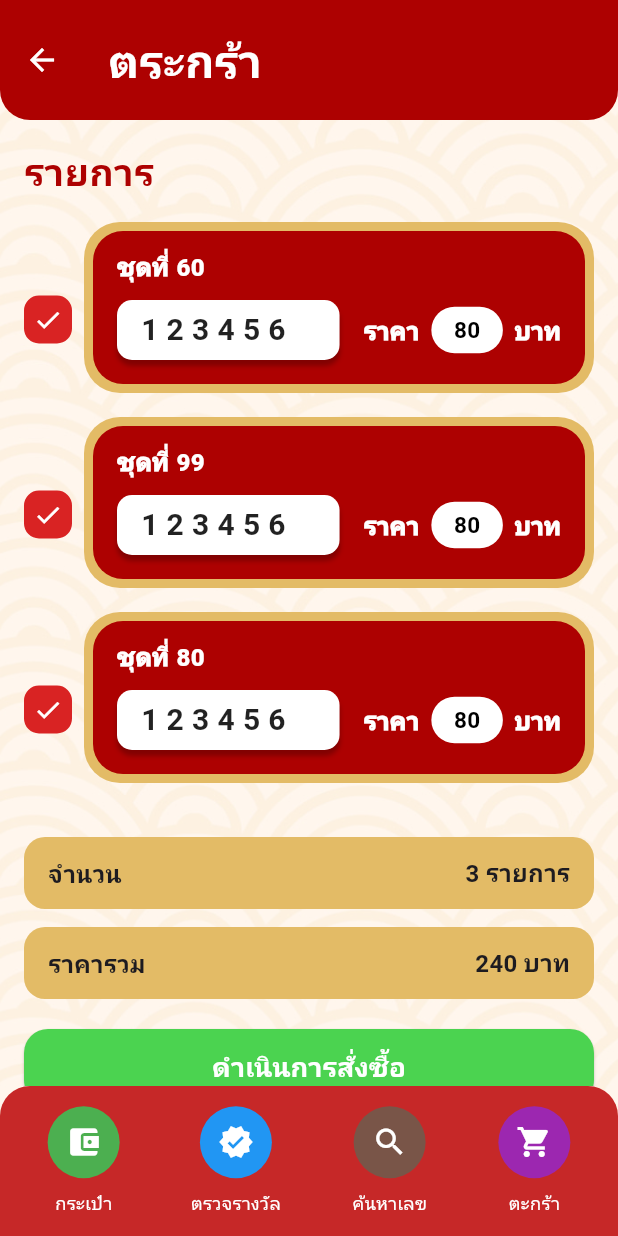
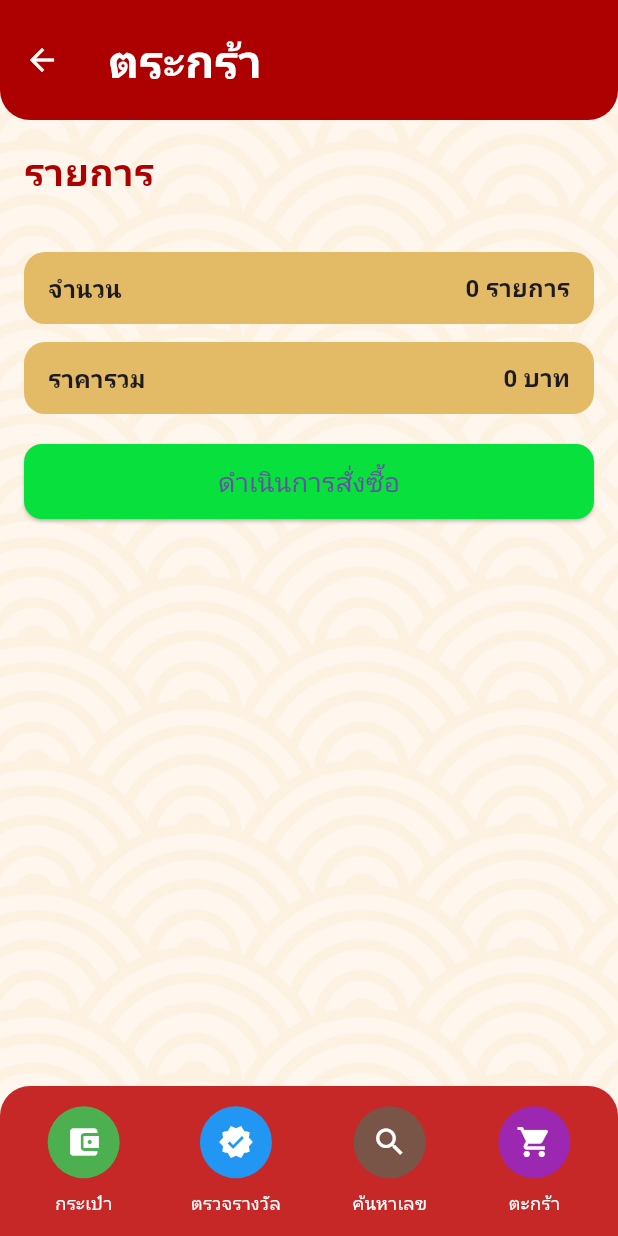
Before and after one commit to Chonrattiz/MobileLottoly, a Flutter app: the CartPage screen opened directly with empty values, on a phone screen of 412 x 824 dp. Run offline on Flutter 3.47's test engine with Material 3 defaults, Android fonts, the phone set to English and light mode, and no system bars; our stand-ins replace google_fonts; Roboto replaces fonts that are missing (Itim).

Commit message:
Update cart_page.dart

```diff
--- a/lib/pages/cart_page.dart
+++ b/lib/pages/cart_page.dart
@@ -1,4 +1,3 @@
-//ตระกร้า
 import 'package:flutter/material.dart';
 import 'package:google_fonts/google_fonts.dart';
 import 'package:app_oracel999/pages/home.dart';
@@ -6,199 +5,131 @@ import 'package:app_oracel999/pages/navmenu.dart';
 import 'package:provider/provider.dart';
 import 'package:app_oracel999/pages/cart_provider.dart';
 
-class CartItem {
-  // 📦 Model สำหรับรายการแต่ละชุด
-  CartItem({
-    required this.id,
-    required this.price,
-    this.selected = true,
-    this.number = '',
-  });
-
-  final String id; // 🆔 เลขชุด
-  final int price; // 💰 ราคา
-  bool selected; // ✅ ติ๊กเลือก
-  String number; // 🔢 ตัวเลขที่กรอก
-}
-
 class CartPage extends StatefulWidget {
-  final String userId;
-  final String username; // เพิ่ม username เพื่อส่งกลับไปหน้า Home
-
-  const CartPage({
-    super.key,
-    required this.userId,
-    required this.username, // กำหนดให้ต้องส่ง username มาด้วย
-  });
+  const CartPage({super.key, required String username, required String userId});
 
   @override
   State<CartPage> createState() => _CartPageState();
 }
 
 class _CartPageState extends State<CartPage> {
-  final List<CartItem> _items = [
-    // 📋 รายการ mock
-    CartItem(id: '60', price: 80),
-    CartItem(id: '99', price: 80),
-    CartItem(id: '80', price: 80),
-  ];
-
-  int get selectedCount =>
-      _items.where((e) => e.selected).length; // 🔢 จำนวนที่เลือก
-  int get total => _items
-      .where((e) => e.selected)
-      .fold(0, (sum, e) => sum + e.price); // 💵 รวมราคา
-
   @override
   Widget build(BuildContext context) {
-    final red = const Color(0xFFAD0101); // 🎨 สีแดง
-    final gold = const Color(0xFFE3BB66); // 🎨 สีทอง
+    final cartProvider = Provider.of<CartProvider>(context);
+    final red = const Color(0xFFAD0101);
+    final green = const Color.fromARGB(255, 8, 224, 62);
 
     return Container(
-      // // 🖼 ใส่พื้นหลังทั้งหน้า
       decoration: const BoxDecoration(
         image: DecorationImage(
-          image: AssetImage('assets/image/bg4.png'), // ✅ รูปพื้นหลัง
-          fit: BoxFit.cover, // ให้เต็มจอ
+          image: AssetImage('assets/image/bg4.png'),
+          fit: BoxFit.cover,
         ),
       ),
       child: Scaffold(
-        backgroundColor: Colors.transparent, // 🔹 ทำ Scaffold โปร่งใส
+        backgroundColor: Colors.transparent,
         appBar: AppBar(
-          // 🔺 ส่วนหัวสีแดงด้านบน
           backgroundColor: red,
           shape: const RoundedRectangleBorder(
             borderRadius: BorderRadius.vertical(bottom: Radius.circular(20)),
           ),
-          toolbarHeight: 80, // 📏 ความสูงแถบหัว
-          title: Text(
-            'ตระกร้า',
+          toolbarHeight: 80,
+          title: Text('ตระกร้า',
               style: GoogleFonts.itim(
                   textStyle: const TextStyle(
                       fontWeight: FontWeight.bold,
                       fontSize: 30,
-                color: Colors.white,
-              ),
-            ),
-          ),
-          //ย้อนกลับ
+                      color: Colors.white))),
           leading: IconButton(
             icon: const Icon(Icons.arrow_back, color: Colors.white),
             onPressed: () {
-              // *** แก้ไข: ส่งข้อมูลที่จำเป็นกลับไปหน้า Home ***
+              // แก้ไข: ควรส่งค่า username และ userId กลับไปด้วย
               Navigator.pushReplacement(
                 context,
                 MaterialPageRoute(
-                  builder: (context) => HomeScreen(
-                    username: widget.username,
-                    userId: widget.userId,
-                  ),
-                ),
+                    builder: (context) =>
+                        const HomeScreen(username: '', userId: '')),
               );
             },
           ),
         ),
         body: ListView(
-          // 🔻 เนื้อหาที่เลื่อน scroll ได้
           padding: const EdgeInsets.fromLTRB(16, 16, 16, 32),
           children: [
-            Text(
-              'รายการ',
+            Text('รายการ',
                 style: GoogleFonts.itim(
                     textStyle: const TextStyle(
                         fontWeight: FontWeight.bold,
-                  fontSize: 25, // ใช้ขนาด 18 ตามที่คุณให้
-                  color: Color(0xFFAD0101), // สีแดงตามโค้ด AD0101
-                ),
-              ),
-            ), // 🧾 หัวข้อ "รายการ"
+                        fontSize: 25,
+                        color: Color(0xFFAD0101)))),
             const SizedBox(height: 16),
-            ..._items.map(
-              (item) => _CartItemTile(
-                // 🧾 แต่ละชุดในตะกร้า
+            // สร้างรายการจาก provider
+            ...cartProvider.items.map((item) => _CartItemTile(
                   item: item,
                   onChangedSelected: (v) =>
-                    setState(() => item.selected = v ?? false),
-                onChangedNumber: (text) => setState(() => item.number = text),
+                      cartProvider.toggleItem(item.id, v ?? false),
+                  onChangedNumber: (text) =>
+                      cartProvider.updateNumber(item.id, text),
+                )),
+            const SizedBox(height: 20),
+            _summaryRow('จำนวน', '${cartProvider.selectedCount} รายการ'),
+            const SizedBox(height: 12),
+            _summaryRow('ราคารวม', '${cartProvider.total} บาท'),
+            const SizedBox(height: 20),
+            ElevatedButton(
+              style: ElevatedButton.styleFrom(
+                backgroundColor: green,
+                minimumSize: const Size.fromHeight(50),
+                shape: RoundedRectangleBorder(
+                    borderRadius: BorderRadius.circular(12)),
               ),
+              onPressed: () {},
+              child:
+                  const Text('ดำเนินการสั่งซื้อ', style: TextStyle(fontSize: 18)),
             ),
-            const SizedBox(height: 20),
-            _summaryRow(
-              'จำนวน',
-              '$selectedCount รายการ',
-            ), // 📊 แสดงจำนวนที่เลือก
-            const SizedBox(height: 12),
-            _summaryRow('ราคารวม', '$total บาท'), // 💰 ราคารวมทั้งหมด
-            const SizedBox(height: 20),
-
-            ElevatedButton(
-              // ✅ ปุ่มเขียว “ดำเนินการสั่งซื้อ”
-              style: ElevatedButton.styleFrom(
-                backgroundColor: const Color.fromARGB(255, 75, 211, 80),
-                shape: RoundedRectangleBorder(
-                  borderRadius: BorderRadius.circular(16),
-                ),
-                minimumSize: const Size.fromHeight(50),
-              ),
-              onPressed: selectedCount == 0 ? null : () {},
-              child: const Text(
-                'ดำเนินการสั่งซื้อ',
-                style: TextStyle(
-                  color: Colors.white,
-                  fontSize: 18,
-                  fontWeight: FontWeight.bold,
-                ),
-              ),
-            ),
-            const SizedBox(height: 40), // ➕ เว้นท้ายหน้าจอ
           ],
         ),
-        bottomNavigationBar: MyBottomNavigationBar(
-          username: widget.username,
-          userId: widget.userId,
-        ), //เรียกบาร์ด้านล่างมา
+        // แก้ไข: ควรส่งค่า username และ userId ไปด้วย
+        bottomNavigationBar: const MyBottomNavigationBar(
+          username: '',
+          userId: '',
+        ),
       ),
     );
   }
 
   Widget _summaryRow(String label, String value) => Container(
-    // 📊 กล่องสรุปจำนวนและราคารวม
         height: 48,
         padding: const EdgeInsets.symmetric(horizontal: 16),
         decoration: BoxDecoration(
-      color: const Color.fromARGB(255, 227, 187, 102), // 🎨 สีพื้นกล่อง
+          color: const Color.fromARGB(255, 227, 187, 102),
           borderRadius: BorderRadius.circular(14),
         ),
         child: Row(
           mainAxisAlignment: MainAxisAlignment.spaceBetween,
           children: [
-        Text(
-          label,
-          style: const TextStyle(fontWeight: FontWeight.bold, fontSize: 16),
-        ),
-        Text(
-          value,
-          style: const TextStyle(fontWeight: FontWeight.bold, fontSize: 16),
-        ),
+            Text(label,
+                style:
+                    const TextStyle(fontWeight: FontWeight.bold, fontSize: 16)),
+            Text(value,
+                style:
+                    const TextStyle(fontWeight: FontWeight.bold, fontSize: 16)),
           ],
         ),
       );
 }
 
 class _CartItemTile extends StatelessWidget {
-  // 🧾 การ์ดรายการแบบ checkbox อยู่นอกการ์ด
   const _CartItemTile({
     required this.item,
     required this.onChangedSelected,
     required this.onChangedNumber,
   });
 
-  final CartItem item; // ข้อมูลชุด
-  final ValueChanged<bool?> onChangedSelected; // toggle เลือก/ไม่เลือก
-  final ValueChanged<String>
-  onChangedNumber; // เปลี่ยนเลข (ยังคงรับ callback ไว้ เผื่อใช้ในอนาคต)
+  final CartItem item;
+  final ValueChanged<bool?> onChangedSelected;
+  final ValueChanged<String> onChangedNumber;
 
-  // 🔧 ฟังก์ชันจัดรูปแบบตัวเลขให้เป็นเว้นวรรค เช่น "1 2 3 4 5 6"
   String _formatDigits(String s) {
     final digits = s.replaceAll(RegExp(r'[^0-9]'), '');
     final six = digits.length > 6 ? digits.substring(0, 6) : digits;
@@ -207,20 +138,31 @@ class _CartItemTile extends StatelessWidget {
 
   @override
   Widget build(BuildContext context) {
-    final red = const Color(0xFFAD0101); // สีแดงในภาพ
-    final gold = const Color(0xFFE3BB66); // สีทองกรอบนอก
+    // --- ส่วนที่แก้ไข ---
+    // สร้าง Map เพื่อแปลง String สีไปเป็น Object Color
+    final Map<String, Color> colorMap = {
+      "red": Colors.red[800]!,
+      "yellow": const Color.fromARGB(255, 253, 214, 108),
+    };
+
+    // ดึงสีที่ถูกต้องจาก Map, ถ้าไม่เจอให้ใช้สีดำเป็นค่าเริ่มต้น
+    final cardColor = colorMap[item.colorType] ?? Colors.black;
+
+    final gold = const Color(0xFFE3BB66);
+
+    // คำนวณสีตัวอักษรให้อ่านง่าย
+    final textColor =
+        cardColor.computeLuminance() > 0.5 ? Colors.black87 : Colors.white;
+    // --- จบส่วนที่แก้ไข ---
 
     return Row(
       crossAxisAlignment: CrossAxisAlignment.center,
       children: [
-        // ⬅️ กล่องติ๊กอยู่ “นอก” การ์ด
         _TickBox(
           checked: item.selected,
           onTap: () => onChangedSelected(!item.selected),
         ),
         const SizedBox(width: 8),
-
-        // 🟨 กรอบทอง + 🟥 กล่องแดง
         Expanded(
           child: Container(
             margin: const EdgeInsets.only(bottom: 16),
@@ -232,20 +174,17 @@ class _CartItemTile extends StatelessWidget {
             child: Container(
               padding: const EdgeInsets.fromLTRB(16, 12, 16, 16),
               decoration: BoxDecoration(
-                color: red,
+                color: cardColor, // <-- ใช้สีที่แปลงแล้ว
                 borderRadius: BorderRadius.circular(20),
               ),
               child: Column(
                 crossAxisAlignment: CrossAxisAlignment.start,
                 children: [
-                  Text(
-                    'ชุดที่ ${item.id}',
-                    style: const TextStyle(
-                      color: Colors.white,
+                  Text('ชุดที่ ${item.id}',
+                      style: TextStyle(
+                          color: textColor,
                           fontWeight: FontWeight.w900,
-                      fontSize: 16,
-                    ),
-                  ),
+                          fontSize: 16)),
                   const SizedBox(height: 10),
                   Row(
                     children: [
@@ -260,62 +199,48 @@ class _CartItemTile extends StatelessWidget {
                                 BoxShadow(
                                     color: Colors.black26,
                                     blurRadius: 2,
-                                offset: Offset(0, 4),
-                              ),
-                            ],
-                          ),
+                                    offset: Offset(0, 4))
+                              ]),
                           alignment: Alignment.centerLeft,
                           child: Text(
-                            _formatDigits(
-                              item.number.isNotEmpty ? item.number : '123456',
-                            ),
+                            _formatDigits(item.number.isNotEmpty
+                                ? item.number
+                                : '123456'), // แสดงเลขจาก item
                             style: const TextStyle(
                                 fontWeight: FontWeight.w700,
                                 fontSize: 20,
-                              color: Colors.black87,
-                            ),
+                                color: Colors.black87),
                             maxLines: 1,
                             overflow: TextOverflow.clip,
                           ),
                         ),
                       ),
                       const SizedBox(width: 16),
-                      const Text(
-                        'ราคา',
+                      Text('ราคา',
                           style: TextStyle(
-                          color: Colors.white,
+                              color: textColor,
                               fontWeight: FontWeight.w900,
-                          fontSize: 16,
-                        ),
-                      ),
+                              fontSize: 16)),
                       const SizedBox(width: 8),
                       Container(
                         padding: const EdgeInsets.symmetric(
-                          horizontal: 15,
-                          vertical: 5,
-                        ),
+                            horizontal: 15, vertical: 5),
                         decoration: BoxDecoration(
                           color: Colors.white,
                           borderRadius: BorderRadius.circular(100),
                         ),
-                        child: Text(
-                          '${item.price}',
+                        child: Text('${item.price}',
                             style: const TextStyle(
                                 fontWeight: FontWeight.w700,
                                 fontSize: 15,
-                            color: Colors.black,
-                          ),
-                        ),
+                                color: Colors.black)),
                       ),
                       const SizedBox(width: 8),
-                      const Text(
-                        'บาท',
+                      Text('บาท',
                           style: TextStyle(
-                          color: Colors.white,
+                              color: textColor,
                               fontWeight: FontWeight.w900,
-                          fontSize: 16,
-                        ),
-                      ),
+                              fontSize: 16)),
                     ],
                   ),
                 ],
@@ -348,11 +273,8 @@ class _TickBox extends StatelessWidget {
           border: Border.all(color: const Color(0xFFD92323), width: 2),
         ),
         alignment: Alignment.center,
-        child: Icon(
-          Icons.check,
-          size: 20,
-          color: checked ? Colors.white : Colors.transparent,
-        ),
+        child: Icon(Icons.check,
+            size: 20, color: checked ? Colors.white : Colors.transparent),
       ),
     );
   }
```
Lines whose indentation alone changed are shown as unchanged.
